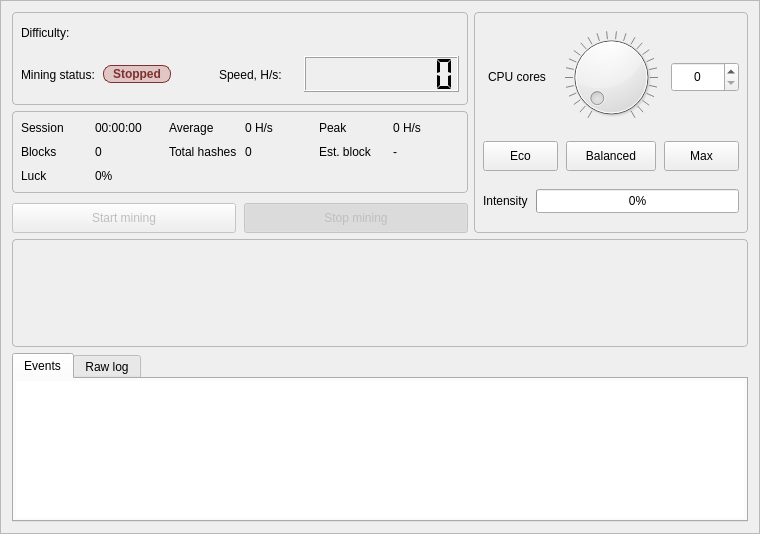
Old version of the form src/gui/ui/miningframe.ui in the repository seredat/karbowanecwallet.
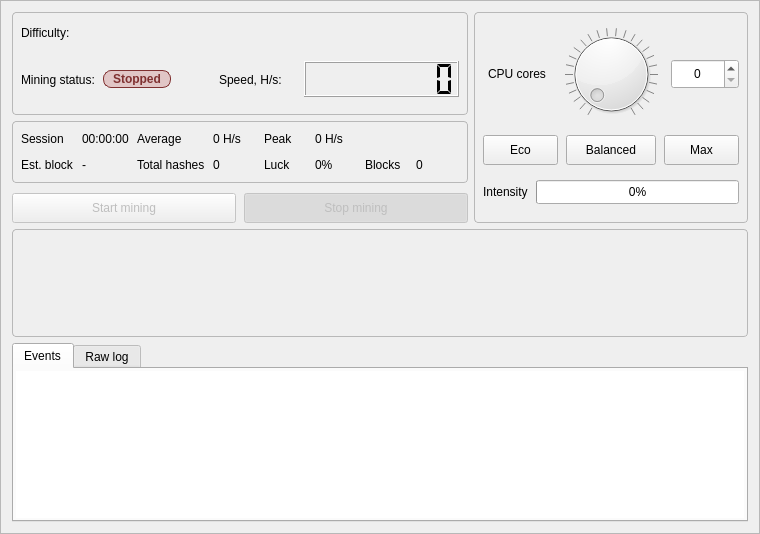
New version of the form. Custom widgets are drawn as their Qt base class.

The edit to the form file:
```diff
--- a/src/gui/ui/miningframe.ui
+++ b/src/gui/ui/miningframe.ui
@@ -272,7 +272,7 @@
           <property name="minimumSize">
            <size>
             <width>0</width>
-            <height>82</height>
+            <height>62</height>
            </size>
           </property>
           <property name="styleSheet">
@@ -343,16 +343,16 @@
             </widget>
            </item>
            <item row="1" column="0">
-            <widget class="QLabel" name="m_blocksFoundTitle">
+            <widget class="QLabel" name="m_estimatedBlockTimeTitle">
              <property name="text">
-              <string>Blocks</string>
+              <string>Est. block</string>
              </property>
             </widget>
            </item>
            <item row="1" column="1">
-            <widget class="QLabel" name="m_blocksFoundValue">
+            <widget class="QLabel" name="m_estimatedBlockTimeValue">
              <property name="text">
-              <string>0</string>
+              <string>-</string>
              </property>
             </widget>
            </item>
@@ -371,33 +371,33 @@
             </widget>
            </item>
            <item row="1" column="4">
-            <widget class="QLabel" name="m_estimatedBlockTimeTitle">
-             <property name="text">
-              <string>Est. block</string>
-             </property>
-            </widget>
-           </item>
-           <item row="1" column="5">
-            <widget class="QLabel" name="m_estimatedBlockTimeValue">
-             <property name="text">
-              <string>-</string>
-             </property>
-            </widget>
-           </item>
-           <item row="3" column="0">
             <widget class="QLabel" name="m_luckTitle">
              <property name="text">
               <string>Luck</string>
              </property>
             </widget>
            </item>
-           <item row="3" column="1">
+           <item row="1" column="5">
             <widget class="QLabel" name="m_luckValue">
              <property name="text">
               <string>0%</string>
              </property>
             </widget>
            </item>
+           <item row="1" column="6">
+            <widget class="QLabel" name="m_blocksFoundTitle">
+             <property name="text">
+              <string>Blocks</string>
+             </property>
+            </widget>
+           </item>
+           <item row="1" column="7">
+            <widget class="QLabel" name="m_blocksFoundValue">
+             <property name="text">
+              <string>0</string>
+             </property>
+            </widget>
+           </item>
           </layout>
          </widget>
         </item>
```
